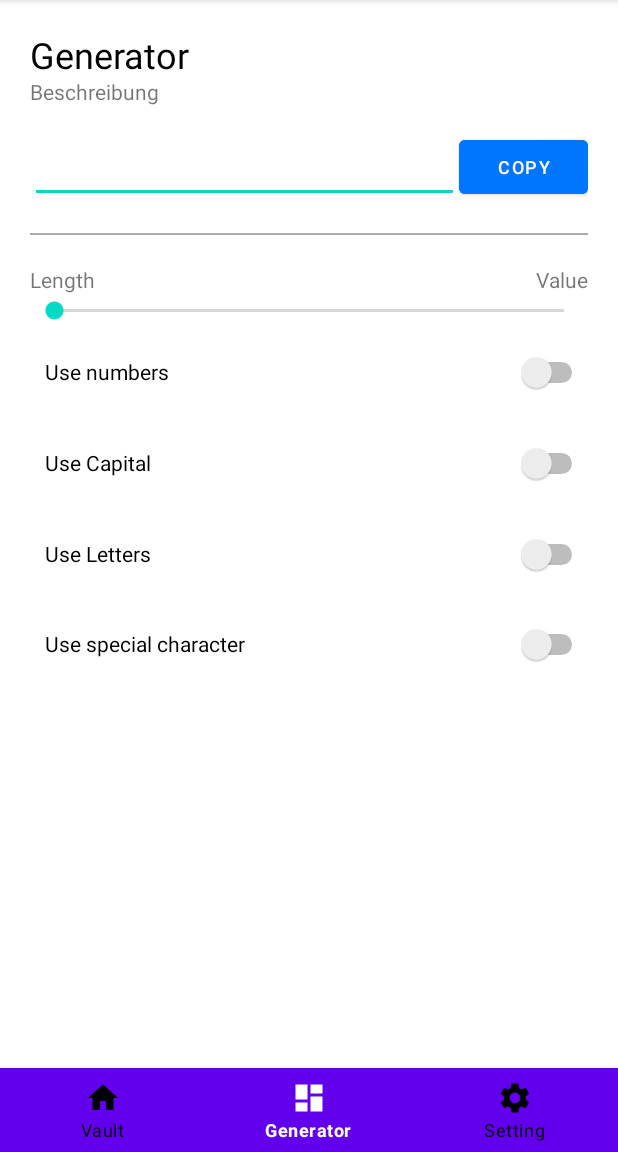
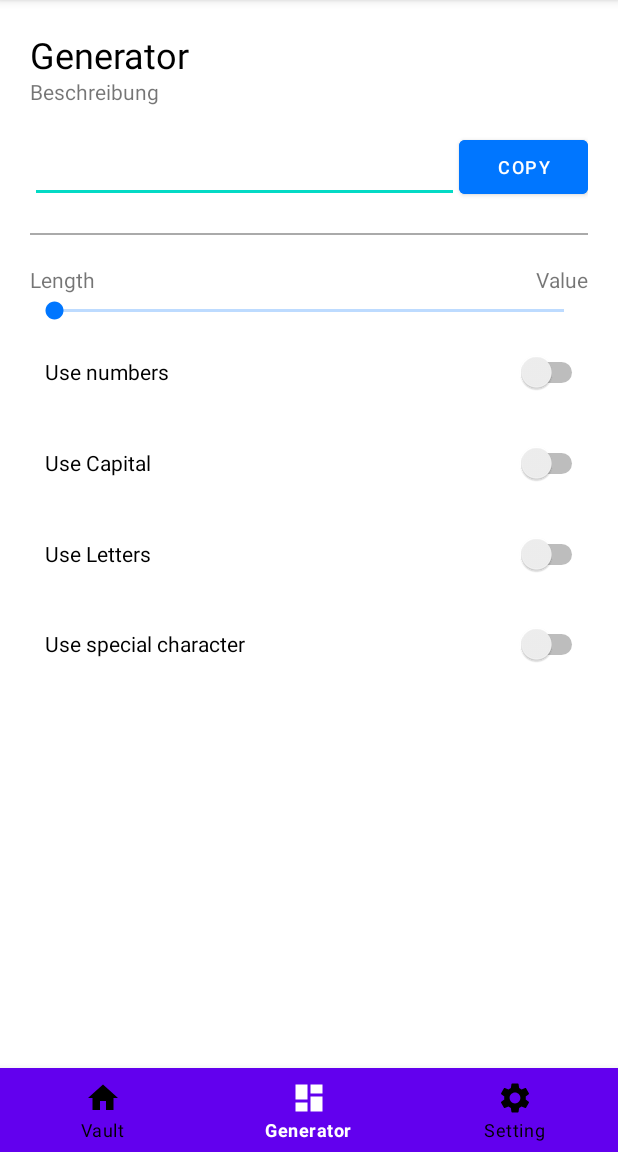
Before and after one commit to novisadvenis/safeshake, an Android app: the Generator screen opened directly, with no data from a screen before it, on a phone screen of 412 x 824 dp, the part 84-1236 px from its top. Run offline under Robolectric (Android 15) with nearby library versions, the phone set to English and light mode, and no system bars.

Commit message:
right colors

```diff
--- a/app/src/main/res/layout/activity_generator.xml
+++ b/app/src/main/res/layout/activity_generator.xml
@@ -87,15 +87,27 @@
             <SeekBar
                 android:id="@+id/seekBar"
                 android:layout_width="match_parent"
-                android:layout_height="22dp" />
+                android:layout_height="22dp"
+                android:backgroundTint="#0076FF"
+                android:foregroundTint="#0076FF"
+                android:indeterminate="false"
+                android:indeterminateTint="#0076FF"
+                android:progressBackgroundTint="#0076FF"
+                android:progressTint="#0076FF"
+                android:secondaryProgressTint="#0076FF"
+                android:thumbTint="#0076FF"
+                android:tickMarkTint="#0076FF" />
 
             <Switch
                 android:id="@+id/switch5"
                 android:layout_width="match_parent"
                 android:layout_height="60dp"
                 android:paddingLeft="10dp"
+                android:shadowColor="#0076FF"
                 android:text="Use numbers"
-                android:textAlignment="textStart" />
+                android:textAlignment="textStart"
+                android:textColorHighlight="#0076FF"
+                android:textColorLink="#0076FF" />
 
             <Switch
                 android:id="@+id/switch1"
@@ -104,6 +116,8 @@
                 android:paddingLeft="10dp"
                 android:text="Use Capital"
                 android:textAlignment="textStart"
+                android:textColorHighlight="#0076FF"
+                android:textColorLink="#0076FF"
                 android:textSize="14sp" />
 
             <Switch
@@ -112,7 +126,9 @@
                 android:layout_height="60dp"
                 android:paddingLeft="10dp"
                 android:text="Use Letters"
-                android:textAlignment="textStart" />
+                android:textAlignment="textStart"
+                android:textColorHighlight="#0076FF"
+                android:textColorLink="#0076FF" />
 
             <Switch
                 android:id="@+id/switch3"
@@ -120,7 +136,9 @@
                 android:layout_height="60dp"
                 android:paddingLeft="10dp"
                 android:text="Use special character"
-                android:textAlignment="textStart" />
+                android:textAlignment="textStart"
+                android:textColorHighlight="#0076FF"
+                android:textColorLink="#0076FF" />
 
         </LinearLayout>
 
--- a/app/src/main/res/layout/activity_password.xml
+++ b/app/src/main/res/layout/activity_password.xml
@@ -93,7 +93,8 @@
                     android:layout_height="wrap_content"
                     android:hint="Password"
                     android:inputType="textPassword"
-                    />
+                    android:textColorHighlight="#0076FF"
+                    android:textColorLink="#0076FF" />
             </com.google.android.material.textfield.TextInputLayout>
 
         </LinearLayout>
--- a/app/src/main/res/layout/activity_vault.xml
+++ b/app/src/main/res/layout/activity_vault.xml
@@ -61,7 +61,7 @@
                 android:layout_width="match_parent"
                 android:layout_height="match_parent"
                 android:background="@color/white"
-                android:divider="#ad5"
+                android:divider="#0076FF"
                 android:dividerHeight="2dp" />
 
         </LinearLayout>
--- a/app/src/main/res/layout/login.xml
+++ b/app/src/main/res/layout/login.xml
@@ -24,7 +24,9 @@
             android:ems="10"
             android:text="SafeShake"
             android:textAlignment="center"
-            android:textSize="24sp" />
+            android:textColor="#0076FF"
+            android:textSize="24sp"
+            android:textStyle="bold" />
 
         <Space
             android:layout_width="match_parent"
--- a/app/src/main/res/layout/login2.xml
+++ b/app/src/main/res/layout/login2.xml
@@ -24,7 +24,9 @@
             android:ems="10"
             android:text="SafeShake"
             android:textAlignment="center"
-            android:textSize="24sp" />
+            android:textColor="#0076FF"
+            android:textSize="24sp"
+            android:textStyle="bold" />
 
         <Space
             android:layout_width="match_parent"
```
